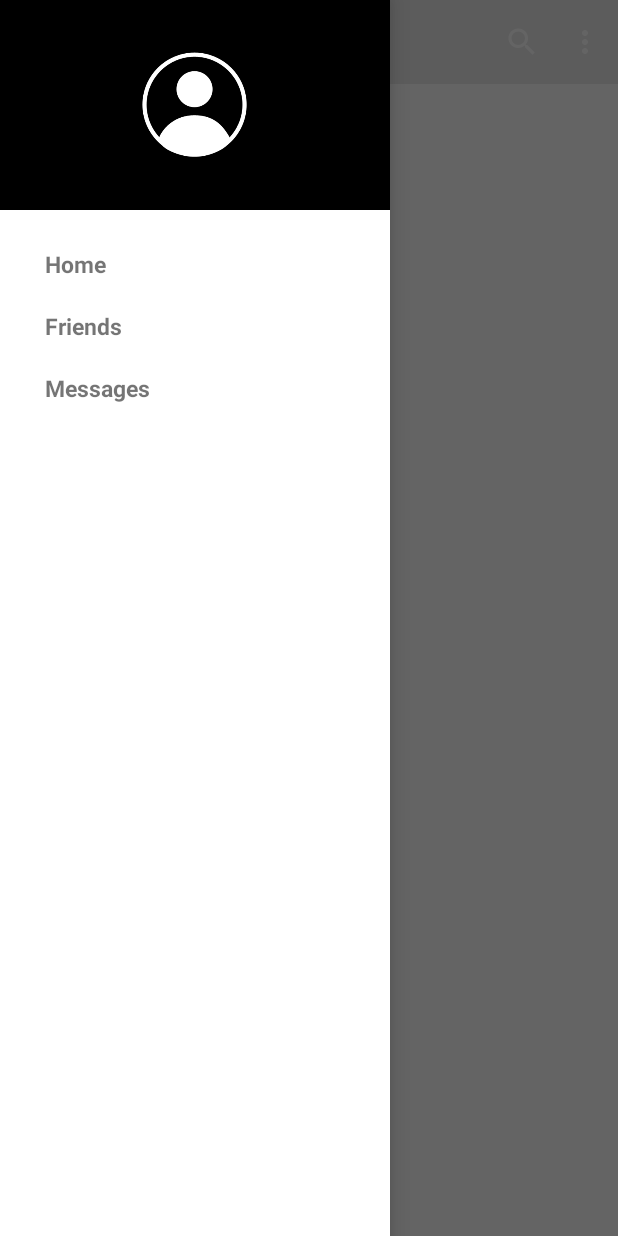
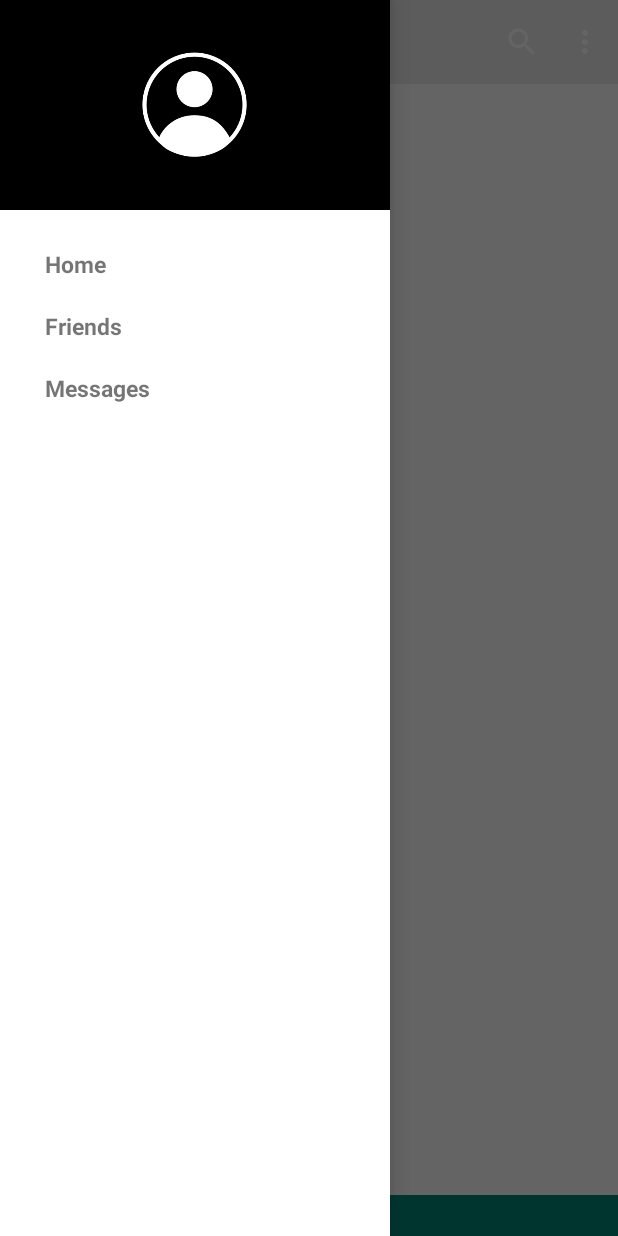
Before and after one commit to AnhTVc/AndroidClient, an Android app: the screen it shows after launch (MainActivity), with the side drawer open, on a phone screen of 412 x 824 dp. Run offline under Robolectric (Android 15) with nearby library versions, the phone set to English and light mode, and no system bars; our stand-ins replace Picasso; pictures from the network do not load.

Commit message:
AnhTVc commit date 21/6

```diff
--- a/app/src/main/res/layout/activity_main.xml
+++ b/app/src/main/res/layout/activity_main.xml
@@ -10,7 +10,6 @@
         android:layout_width="match_parent"
         android:layout_height="match_parent"
         android:orientation="vertical">
-
         <LinearLayout
             android:id="@+id/container_toolbar"
             android:layout_width="match_parent"
@@ -30,15 +29,17 @@
                 android:layout_width="wrap_content"
                 android:layout_height="wrap_content"
                 android:id="@+id/listView" >
-
             </ListView>
 
+            <RelativeLayout
+                android:layout_width="match_parent"
+                android:layout_height="27dp"
+                android:background="@color/accent_material_light"
+                android:layout_gravity="center|bottom">
+
+            </RelativeLayout>
         </FrameLayout>
-
-
     </LinearLayout>
-
-
     <fragment
         android:id="@+id/fragment_navigation_drawer"
         android:name="info.androidhive.project.activity.FragmentDrawer"
```
